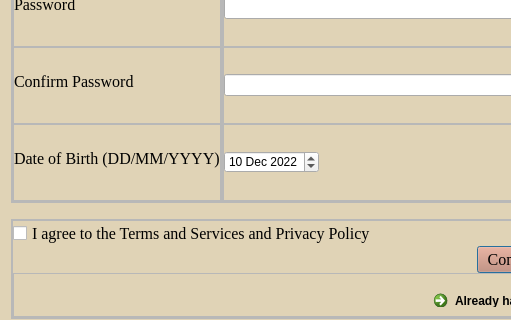
Before: the Qt Designer form signup.ui in skidgefries/rightmeal, drawn with Qt 5; both pictures show x 0 to 511 and y 380 to 700 of the 1034 by 700 pixel window.
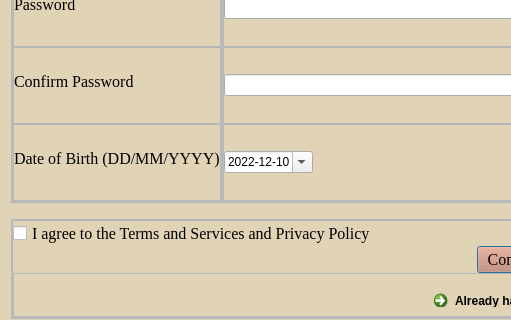
After: the same form once the commit is applied.

Commit message: signup and login linked

Diff of the .ui file:
```diff
--- a/signup.ui
+++ b/signup.ui
@@ -715,14 +715,20 @@
               </property>
               <property name="dateTime">
                <datetime>
-                <hour>13</hour>
-                <minute>30</minute>
+                <hour>0</hour>
+                <minute>0</minute>
                 <second>0</second>
                 <year>2022</year>
                 <month>12</month>
                 <day>10</day>
                </datetime>
               </property>
+              <property name="displayFormat">
+               <string>yyyy-MM-dd</string>
+              </property>
+              <property name="calendarPopup">
+               <bool>true</bool>
+              </property>
              </widget>
             </item>
            </layout>
```
Left out of the diff: 12 changed lines with no effect on the pictures. The commit also changes 6 other files.
